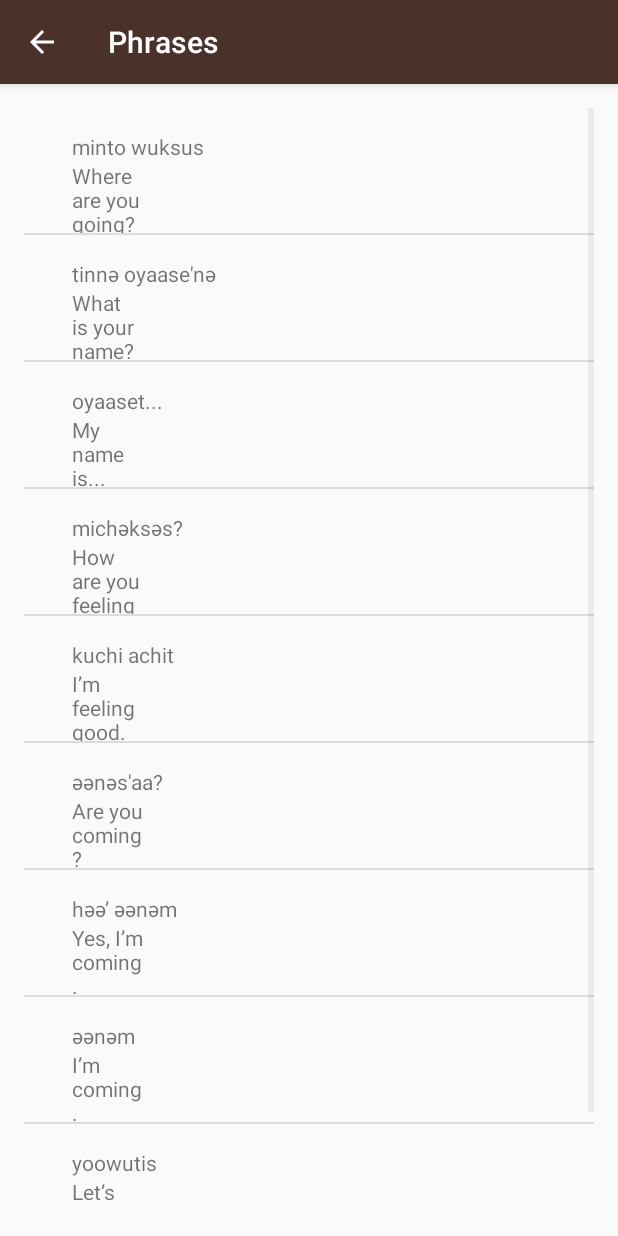
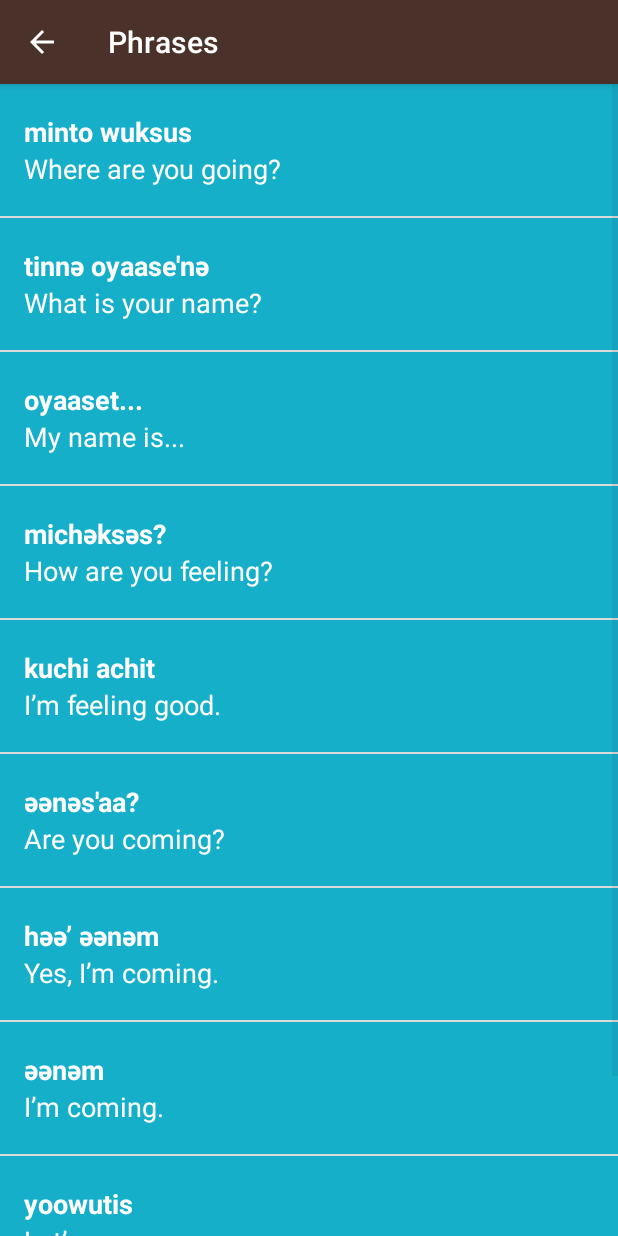
Before and after one commit to AlexBMA/Miwok, an Android app: the PhrasesActivity screen opened directly, with no data from a screen before it, on a phone screen of 412 x 824 dp. Run offline under Robolectric (Android 15) with nearby library versions, the phone set to English and light mode, and no system bars.

Commit message:
update 14

```diff
--- a/app/src/main/java/com/example/alexandru/miwok/PhrasesActivity.java
+++ b/app/src/main/java/com/example/alexandru/miwok/PhrasesActivity.java
@@ -61,9 +61,15 @@ public class PhrasesActivity extends AppCompatActivity {
 
     public void displayEnglishWordListAdapter(List<Word> list) {
 
-        WordAdapter itemsAdapter = new WordAdapter(this, list);
+        WordAdapter itemsAdapter = new WordAdapter(this, list, R.color.category_phrases);
 
         ListView listView = (ListView) findViewById(R.id.list);
+
+
+        // get the color id
+        // int id = ResourcesCompat.getColor(getResources(), R.color.category_phrases, null);
+        // set the color
+        //listView.setBackgroundColor(id);
 
         listView.setAdapter(itemsAdapter);
     }
--- a/app/src/main/java/com/example/alexandru/miwok/Word.java
+++ b/app/src/main/java/com/example/alexandru/miwok/Word.java
@@ -15,13 +15,13 @@ public class Word {
     }
 
 
-    public Word(String mMiwakTranslation, String mEnglishTranslation) {
+    public Word(String mEnglishTranslation, String mMiwakTranslation) {
         this.mMiwakTranslation = mMiwakTranslation;
         this.mEnglishTranslation = mEnglishTranslation;
         this.mIdImage = NO_IMAGE_PROVIDED;
     }
 
-    public Word(String mMiwakTranslation, String mEnglishTranslation, int mIdImage) {
+    public Word(String mEnglishTranslation, String mMiwakTranslation, int mIdImage) {
         this.mMiwakTranslation = mMiwakTranslation;
         this.mEnglishTranslation = mEnglishTranslation;
         this.mIdImage = mIdImage;
--- a/app/src/main/java/com/example/alexandru/miwok/WordAdapter.java
+++ b/app/src/main/java/com/example/alexandru/miwok/WordAdapter.java
@@ -2,6 +2,7 @@ package com.example.alexandru.miwok;
 
 import android.content.Context;
 import android.support.annotation.NonNull;
+import android.support.v4.content.ContextCompat;
 import android.view.LayoutInflater;
 import android.view.View;
 import android.view.ViewGroup;
@@ -17,13 +18,17 @@ import java.util.List;
 
 public class WordAdapter extends ArrayAdapter<Word> {
 
-    public WordAdapter(Context context, List<Word> words) {
+    private int mColorResourceId;
+
+    public WordAdapter(Context context, List<Word> words, int colorResourceId) {
+
 
         // Here, we initialize the ArrayAdapter's internal storage for the context and the list.
         // the second argument is used when the ArrayAdapter is populating a single TextView.
         // Because this is a custom adapter for two TextViews, the adapter is not
         // going to use this second argument, so it can be any value. Here, we used 0.
         super(context, 0, words);
+        this.mColorResourceId = colorResourceId;
     }
 
     @NonNull
@@ -47,6 +52,8 @@ public class WordAdapter extends ArrayAdapter<Word> {
 
             // set the image using the image id
             miwokImage.setImageResource(currentWord.getmIdImage());
+
+
             // set the view visible
             miwokImage.setVisibility(View.VISIBLE);
 
@@ -67,6 +74,14 @@ public class WordAdapter extends ArrayAdapter<Word> {
         englishWord.setText(currentWord.getmEnglishTranslation());
 
 
+        // Set the theme color for the list item
+        View textContainer = listItemView.findViewById(R.id.text_container);
+        // Find the color that the resource ID maps to
+        int color = ContextCompat.getColor(getContext(), mColorResourceId);
+        // Set the background color of the text container View
+        textContainer.setBackgroundColor(color);
+
+
         return listItemView;
 
     }
--- a/app/src/main/res/layout/list_item.xml
+++ b/app/src/main/res/layout/list_item.xml
@@ -3,33 +3,45 @@
     xmlns:tools="http://schemas.android.com/tools"
     android:layout_width="match_parent"
     android:layout_height="match_parent"
-    android:orientation="horizontal"
-    android:paddingLeft="16dp"
-    android:paddingTop="16dp">
+    android:background="@color/tan_background"
+    android:minHeight="@dimen/list_item_height"
+    android:orientation="horizontal">
 
 
     <ImageView
         android:id="@+id/img"
-        android:layout_width="wrap_content"
-        android:layout_height="wrap_content" />
+        android:layout_width="@dimen/list_item_height"
+        android:layout_height="@dimen/list_item_height" />
 
     <LinearLayout
-        android:layout_width="wrap_content"
-        android:layout_height="wrap_content"
-        android:layout_marginLeft="16dp"
-        android:orientation="vertical">
+        android:id="@+id/text_container"
+        android:layout_width="match_parent"
+        android:layout_height="match_parent"
+        android:orientation="vertical"
+        android:paddingLeft="16dp">
+
+        <TextView
+            android:id="@+id/miwok_text_view_1"
+            android:layout_width="match_parent"
+            android:layout_height="0dp"
+            android:layout_weight="1"
+            android:gravity="bottom"
+            android:textAppearance="?android:textAppearanceMedium"
+            android:textColor="@android:color/white"
+            android:textStyle="bold"
+            tools:text="lutti" />
+
 
         <TextView
             android:id="@+id/default_text_view_2"
-            android:layout_width="wrap_content"
-            android:layout_height="wrap_content"
+            android:layout_width="match_parent"
+            android:layout_height="0dp"
+            android:layout_weight="1"
+            android:gravity="top"
+            android:textAppearance="?android:textAppearanceMedium"
+            android:textColor="@android:color/white"
             tools:text="one" />
 
-        <TextView
-            android:id="@+id/miwok_text_view_1"
-            android:layout_width="48dp"
-            android:layout_height="48dp"
-            tools:text="lutti" />
 
     </LinearLayout>
 
--- a/app/src/main/res/layout/word_list.xml
+++ b/app/src/main/res/layout/word_list.xml
@@ -22,8 +22,4 @@
     android:id="@+id/list"
     android:layout_width="match_parent"
     android:layout_height="match_parent"
-    android:orientation="vertical"
-    android:paddingBottom="@dimen/activity_vertical_margin"
-    android:paddingLeft="@dimen/activity_horizontal_margin"
-    android:paddingRight="@dimen/activity_horizontal_margin"
-    android:paddingTop="@dimen/activity_vertical_margin" />
+    android:orientation="vertical" />
--- a/app/src/main/res/values-w820dp/dimens.xml
+++ /dev/null
@@ -1,6 +0,0 @@
-<resources>
-    <!-- Example customization of dimensions originally defined in res/values/dimens.xml
-         (such as screen margins) for screens with more than 820dp of available width. This
-         would include 7" and 10" devices in landscape (~960dp and ~1280dp respectively). -->
-    <dimen name="activity_horizontal_margin">64dp</dimen>
-</resources>
```
Also changed, not shown: app/src/main/java/com/example/alexandru/miwok/ColorsActivity.java (+6 -1 lines), app/src/main/java/com/example/alexandru/miwok/FamilyActivity.java (+6 -1 lines), app/src/main/java/com/example/alexandru/miwok/NumbersActivity.java (+7 -1 lines), app/src/main/res/values/dimens.xml (+1 -14 lines).
